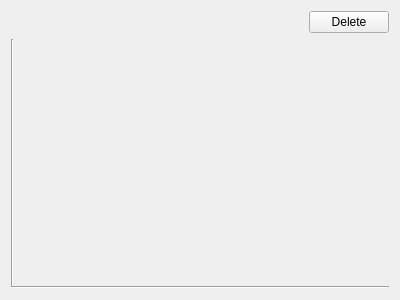
Above: subprojects/alt-services/src/ui/forms/editors/detailed/wrappers/CompositeArrayItem.ui from dvoropaev/alterator-for-doc before the change. Below: the same form after it.
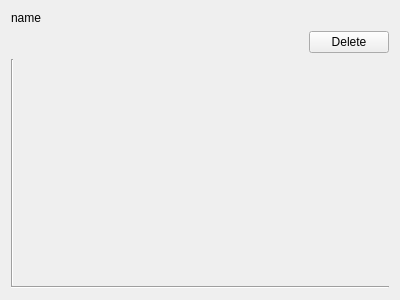
That is the form after the change. Icons and pictures are not drawn. Custom widgets are drawn as their Qt base class.

```diff
--- a/subprojects/alt-services/src/ui/forms/editors/detailed/wrappers/CompositeArrayItem.ui
+++ b/subprojects/alt-services/src/ui/forms/editors/detailed/wrappers/CompositeArrayItem.ui
@@ -11,6 +11,13 @@
    </rect>
   </property>
   <layout class="QVBoxLayout" name="verticalLayout">
+   <item>
+    <widget class="QLabel" name="itemNameLabel">
+     <property name="text">
+      <string notr="true">name</string>
+     </property>
+    </widget>
+   </item>
    <item>
     <layout class="QHBoxLayout" name="horizontalLayout">
      <item>
```
